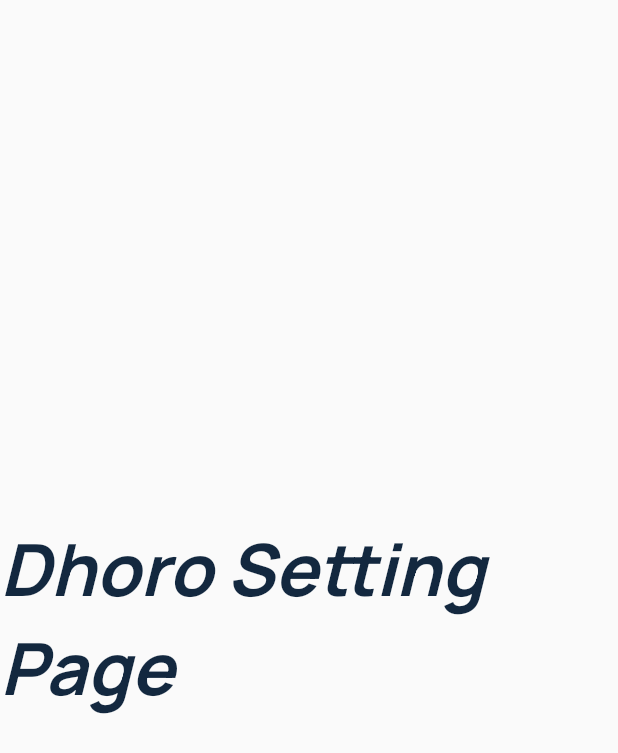
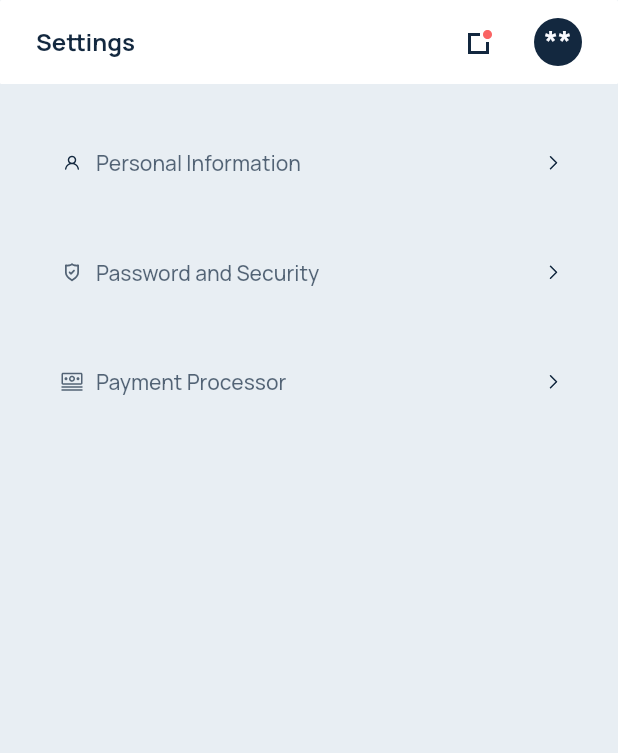
Before and after one commit to andymaking/tobeUsed, a Flutter app: the SettingsPage screen opened by its route, on a phone screen of 412 x 824 dp. Shown: the top 753 px of the screen. Run offline on Flutter 3.47's test engine with Material 2 defaults, Android fonts, the phone set to English and light mode, and no system bars; our stand-ins replace cached_network_image, dio, flutter_hooks, flutter_svg, get_it, google_fonts and 4 more; missing offline and left inert: flutter_statusbarcolor_ns; accounts and stored records are empty.

Commit message:
Implement Settings screen

```diff
--- a/lib/ui/request/requests.dart
+++ b/lib/ui/request/requests.dart
@@ -19,6 +19,7 @@ class _RequestsPageState extends State<RequestsPage> {
   @override
   Widget build(BuildContext context) {
     return Scaffold(
+      backgroundColor: Pallet.colorBackground,
       body: SafeArea(
         child: Container(
           height: MediaQuery.of(context).size.height,
--- a/lib/ui/settings/settings.dart
+++ b/lib/ui/settings/settings.dart
@@ -1,6 +1,11 @@
 
+import 'package:dhoro_mobile/utils/app_fonts.dart';
 import 'package:dhoro_mobile/utils/color.dart';
+import 'package:dhoro_mobile/utils/strings.dart';
+import 'package:dhoro_mobile/widgets/app_toolbar.dart';
+import 'package:dhoro_mobile/widgets/size_24_container.dart';
 import 'package:flutter/material.dart';
+import 'package:flutter_svg/flutter_svg.dart';
 import 'package:google_fonts/google_fonts.dart';
 
 class SettingsPage extends StatefulWidget {
@@ -11,21 +16,121 @@ class SettingsPage extends StatefulWidget {
 }
 
 class _SettingsPageState extends State<SettingsPage> {
+  bool isPersonalInfoSelected = false;
+  bool isPasswordAndSecuritySelected = false;
+  bool isPaymentProcessorSelected = false;
+
   @override
   Widget build(BuildContext context) {
     return Scaffold(
+      backgroundColor: Pallet.colorBackground,
       body: SafeArea(
         child: Container(
           child: Column(
-            mainAxisAlignment: MainAxisAlignment.center,
+            mainAxisAlignment: MainAxisAlignment.start,
+            crossAxisAlignment: CrossAxisAlignment.start,
             children: <Widget>[
-              Text(
-                'Dhoro Setting Page',
-                style: GoogleFonts.manrope(
-                  color: Pallet.colorBlue,
-                  fontSize: 48,
-                  fontWeight: FontWeight.w700,
-                  fontStyle: FontStyle.italic,
+              OverViewToolBar(AppString.settings, ""),
+              SizedBox(
+                height: 24,
+              ),
+              GestureDetector(
+                onTap: () async {
+                  setState(() {
+                    isPersonalInfoSelected = !isPersonalInfoSelected;
+                    isPasswordAndSecuritySelected = false;
+                    isPaymentProcessorSelected = false;
+                  });
+                },
+                child: Sized24Container(
+                  decoration: BoxDecoration(
+                      borderRadius: BorderRadius.all(Radius.circular(5)),
+                      color: isPersonalInfoSelected == true ? Pallet.colorWhite : Colors.transparent),
+                  child: Padding(
+                    padding: const EdgeInsets.symmetric(horizontal: 16.0, vertical: 10),
+                    child: Row(
+                      children: [
+                        SvgPicture.asset(AppImages.icUser),
+                        Padding(
+                          padding:
+                          const EdgeInsets.only(left: 8.0,top: 8.0, bottom: 8.0),
+                          child: AppFontsStyle.getAppTextView("Personal Information",
+                              color: isPersonalInfoSelected == true ? Pallet.colorBlue : Pallet.colorBlue.withOpacity(0.7),
+                              size: AppFontsStyle.textFontSize14),
+                        ),
+                        Spacer(),
+                        SvgPicture.asset(AppImages.icArrowForward),
+                      ],
+                    ),
+                  ),
+                ),
+              ),
+              SizedBox(
+                height: 16,
+              ),
+              GestureDetector(
+                onTap: () async {
+                  setState(() {
+                    isPersonalInfoSelected = false;
+                    isPasswordAndSecuritySelected = !isPasswordAndSecuritySelected;
+                    isPaymentProcessorSelected = false;
+                  });
+                },
+                child: Sized24Container(
+                  decoration: BoxDecoration(
+                      borderRadius: BorderRadius.all(Radius.circular(5)),
+                      color: isPasswordAndSecuritySelected == true ? Pallet.colorWhite : Colors.transparent),
+                  child: Padding(
+                    padding: const EdgeInsets.symmetric(horizontal: 16.0, vertical: 10),
+                    child: Row(
+                      children: [
+                        SvgPicture.asset(AppImages.icShield),
+                        Padding(
+                          padding:
+                          const EdgeInsets.only(left: 8.0,top: 8.0, bottom: 8.0),
+                          child: AppFontsStyle.getAppTextView("Password and Security",
+                              color: isPasswordAndSecuritySelected == true ? Pallet.colorBlue : Pallet.colorBlue.withOpacity(0.7),
+                              size: AppFontsStyle.textFontSize14),
+                        ),
+                        Spacer(),
+                        SvgPicture.asset(AppImages.icArrowForward),
+                      ],
+                    ),
+                  ),
+                ),
+              ),
+              SizedBox(
+                height: 16,
+              ),
+              GestureDetector(
+                onTap: () async {
+                  setState(() {
+                    isPersonalInfoSelected = false;
+                    isPasswordAndSecuritySelected = false;
+                    isPaymentProcessorSelected = !isPaymentProcessorSelected;
+                  });
+                },
+                child: Sized24Container(
+                  decoration: BoxDecoration(
+                      borderRadius: BorderRadius.all(Radius.circular(5)),
+                      color: isPaymentProcessorSelected == true ? Pallet.colorWhite : Colors.transparent),
+                  child: Padding(
+                    padding: const EdgeInsets.symmetric(horizontal: 16.0, vertical: 10),
+                    child: Row(
+                      children: [
+                        SvgPicture.asset(AppImages.icPayment),
+                        Padding(
+                          padding:
+                          const EdgeInsets.only(left: 8.0,top: 8.0, bottom: 8.0),
+                          child: AppFontsStyle.getAppTextView("Payment Processor",
+                              color: isPaymentProcessorSelected == true ? Pallet.colorBlue : Pallet.colorBlue.withOpacity(0.7),
+                              size: AppFontsStyle.textFontSize14),
+                        ),
+                        Spacer(),
+                        SvgPicture.asset(AppImages.icArrowForward),
+                      ],
+                    ),
+                  ),
                 ),
               ),
             ],
--- a/lib/utils/strings.dart
+++ b/lib/utils/strings.dart
@@ -65,5 +65,9 @@ class AppImages{
   static const String icFilter = "assets/images/ic_filter.svg";
   static const String icBuyer = "assets/images/ic_buy_dhoro.svg";
   static const String icWithdraw = "assets/images/ic_withdraw_dhoro.svg";
+  static const String icArrowForward = "assets/images/ic_arrow_forward.svg";
+  static const String icUser = "assets/images/ic_user.svg";
+  static const String icShield = "assets/images/ic_shield_check.svg";
+  static const String icPayment = "assets/images/ic_payment.svg";
 
 }
```
Also changed, not shown: assets/images/ic_arrow_forward.svg (added), assets/images/ic_payment.svg (added), assets/images/ic_shield_check.svg (added), assets/images/ic_user.svg (added).
